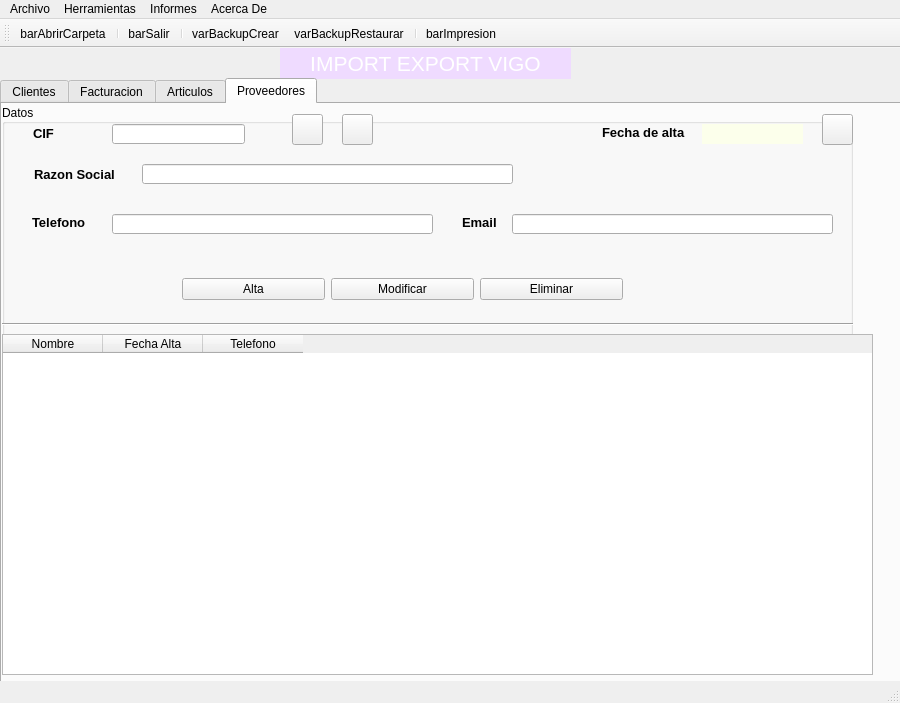
The window that window.ui (PortelaAtenea/BasicInterface) describes before a commit, drawn with Qt 5.
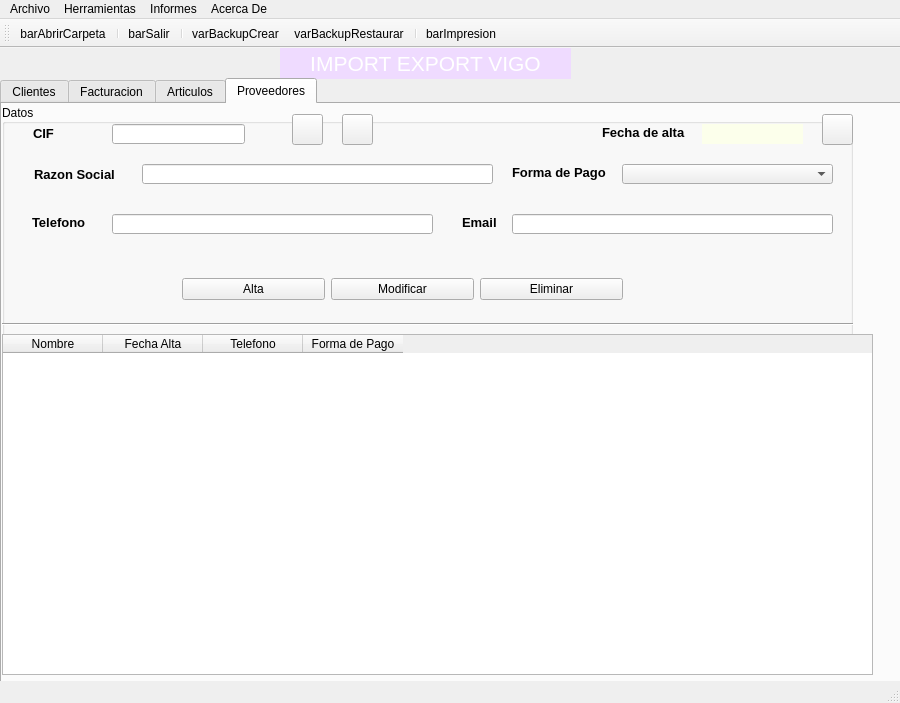
The same window after the commit. Icons and pictures are not drawn.

Commit message: 04-05-2022- Ventana de Prov: Forma de pago

```diff
--- a/window.ui
+++ b/window.ui
@@ -1868,7 +1868,7 @@
         <rect>
          <x>140</x>
          <y>60</y>
-         <width>371</width>
+         <width>351</width>
          <height>20</height>
         </rect>
        </property>
@@ -1997,6 +1997,36 @@
         <string/>
        </property>
       </widget>
+      <widget class="QComboBox" name="cmbPago">
+       <property name="geometry">
+        <rect>
+         <x>620</x>
+         <y>60</y>
+         <width>211</width>
+         <height>20</height>
+        </rect>
+       </property>
+      </widget>
+      <widget class="QLabel" name="lblMuni_2">
+       <property name="geometry">
+        <rect>
+         <x>510</x>
+         <y>60</y>
+         <width>101</width>
+         <height>16</height>
+        </rect>
+       </property>
+       <property name="font">
+        <font>
+         <pointsize>10</pointsize>
+         <weight>75</weight>
+         <bold>true</bold>
+        </font>
+       </property>
+       <property name="text">
+        <string>Forma de Pago</string>
+       </property>
+      </widget>
      </widget>
      <widget class="QTableWidget" name="tabProv">
       <property name="geometry">
@@ -2033,6 +2063,11 @@
         <string>Telefono</string>
        </property>
       </column>
+      <column>
+       <property name="text">
+        <string>Forma de Pago</string>
+       </property>
+      </column>
      </widget>
     </widget>
    </widget>
```
Left out of the diff: 2 changed lines with no effect on the pictures. The commit also changes 7 other files.
